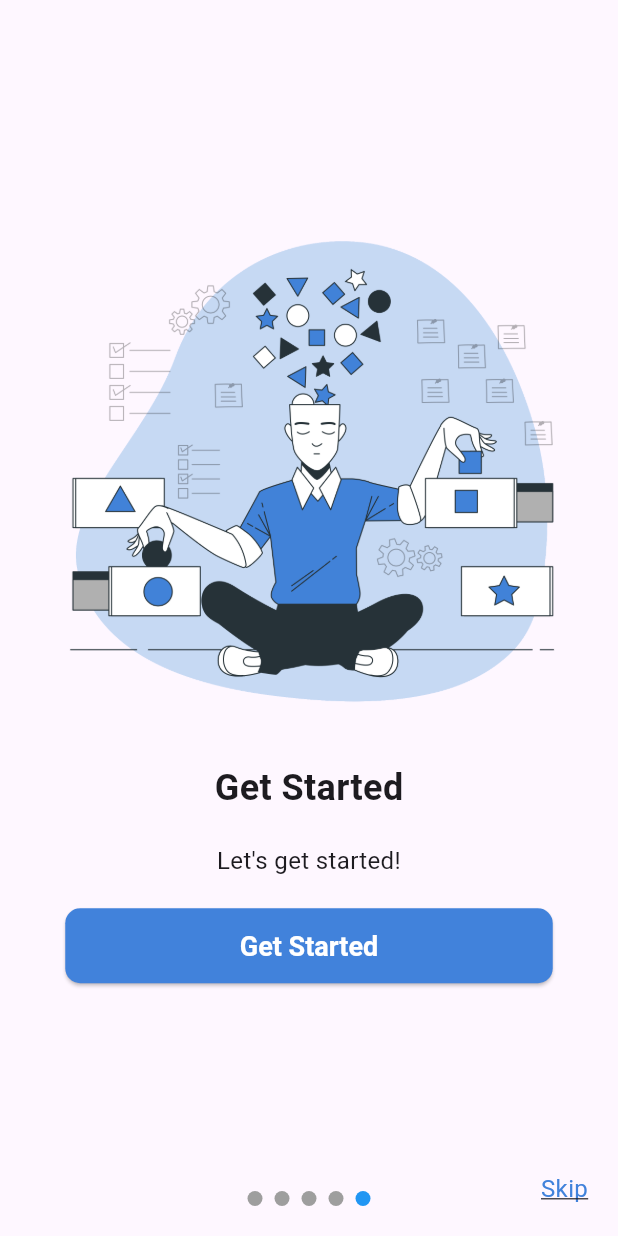
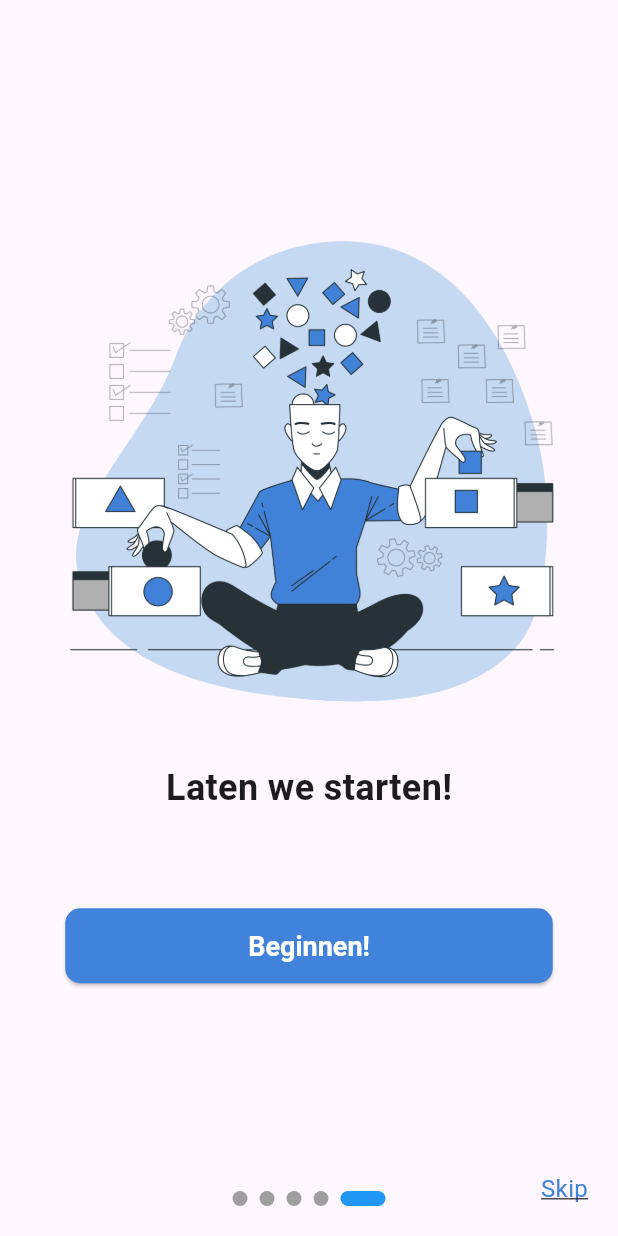
Before and after one commit to brentvanmalsen/industry-project, a Flutter app: the screen it shows after launch, swiped to page 5, on a phone screen of 412 x 824 dp. Run offline on Flutter 3.47's test engine with Material 3 defaults, Android fonts, the phone set to English and light mode, and no system bars; drawn by our look-alikes of smooth_page_indicator.

Commit message:
tekst aangepast

```diff
--- a/lib/main.dart
+++ b/lib/main.dart
@@ -62,8 +62,8 @@ class _InfoScreenState extends State<InfoScreen> {
                     _buildPage(
                       context,
                       'assets/starten.png',
-                      'Get Started',
-                      'Let\'s get started!',
+                      'Laten we starten!',
+                      '',
                       showButton: true,
                     ),
                   ],
@@ -72,7 +72,7 @@ class _InfoScreenState extends State<InfoScreen> {
               SmoothPageIndicator(
                 controller: _controller,
                 count: 5,
-                effect: WormEffect(
+                effect: ExpandingDotsEffect(
                   dotHeight: 10.0,
                   dotWidth: 10.0,
                   activeDotColor: Colors.blue,
@@ -155,7 +155,7 @@ class _InfoScreenState extends State<InfoScreen> {
                   MaterialPageRoute(builder: (context) => HomeScreen()),
                 );
               },
-              child: Text('Get Started'),
+              child: Text('Beginnen!'),
             ),
           ),
       ],
```
